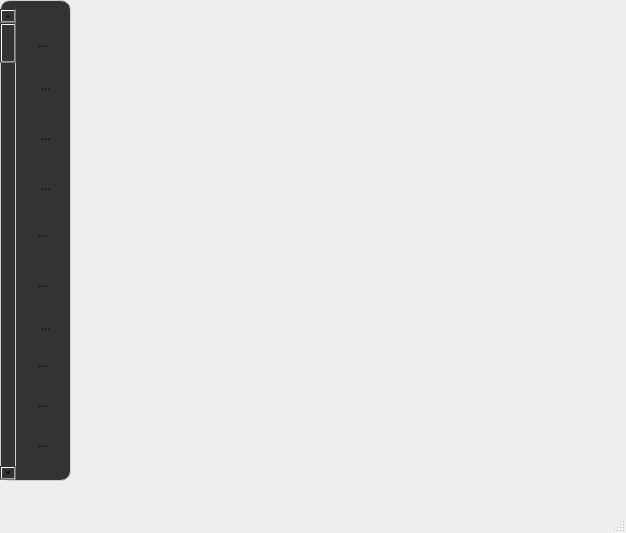
This is mainwindow.ui in AntLafI/proj-IHM as Qt 5 draws it before an edit. The edited form follows.
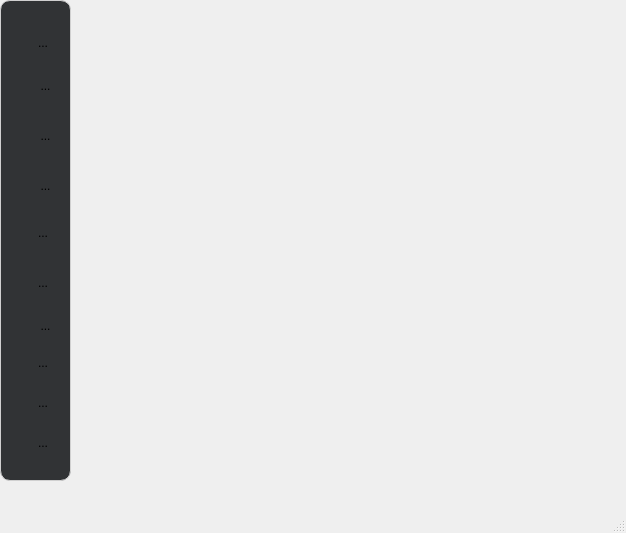
This is the edited form. Icons and pictures are not drawn.

Commit message: mehdi : correction de la toolBar et ajout d'un scrollbar qui marche bien

What changed in the file:
```diff
--- a/mainwindow.ui
+++ b/mainwindow.ui
@@ -182,19 +182,6 @@
       </size>
      </property>
     </widget>
-    <widget class="QScrollBar" name="verticalScrollBar">
-     <property name="geometry">
-      <rect>
-       <x>0</x>
-       <y>9</y>
-       <width>16</width>
-       <height>471</height>
-      </rect>
-     </property>
-     <property name="orientation">
-      <enum>Qt::Orientation::Vertical</enum>
-     </property>
-    </widget>
     <widget class="QToolButton" name="toolButton_6">
      <property name="geometry">
       <rect>
```
The commit also changes 3 other files.
